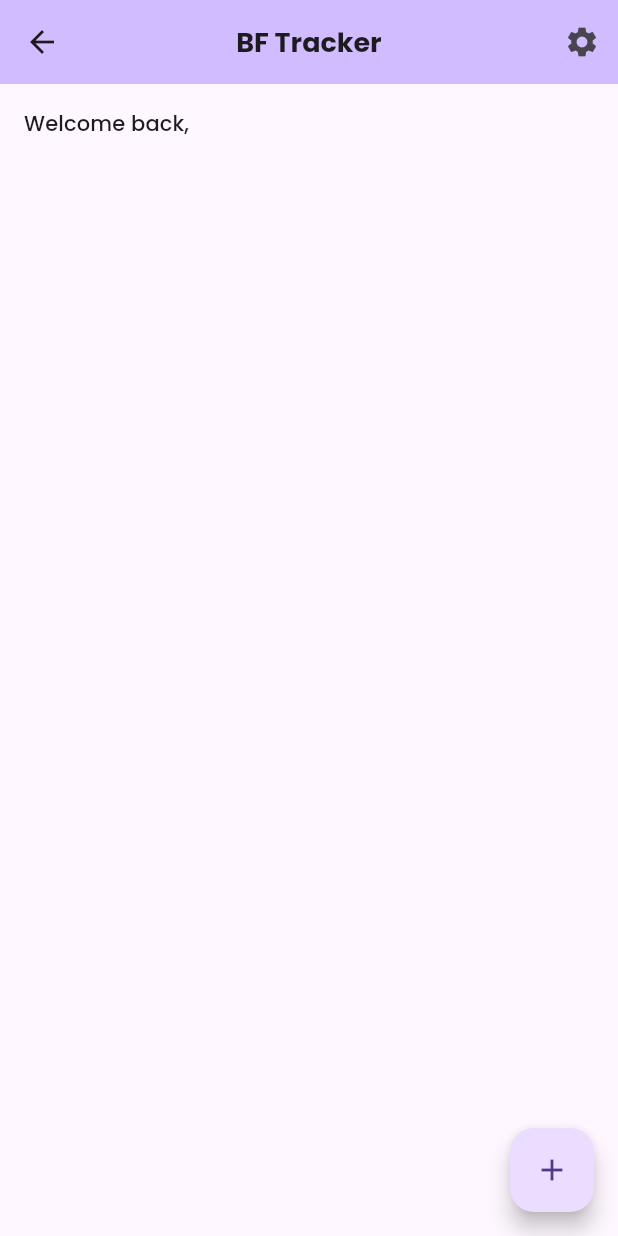
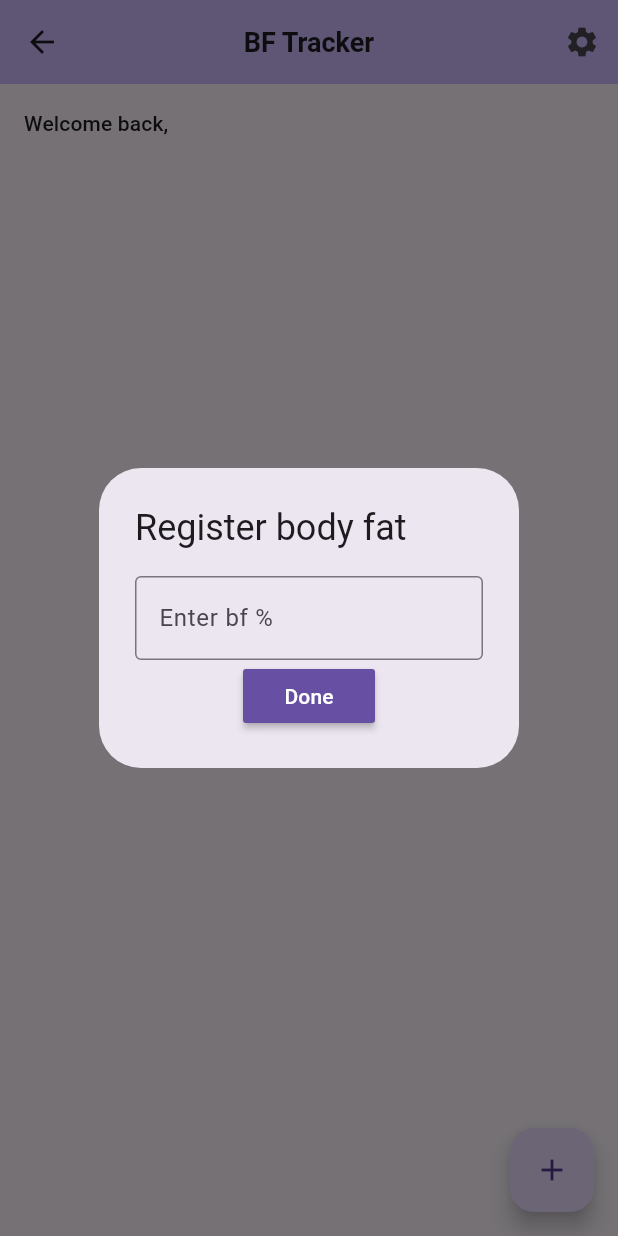
Before and after one commit to viniciusAbrantes/bf_tracker, a Flutter app: the HomePage screen opened directly, after a tap on the "add" icon, on a phone screen of 412 x 824 dp. Run offline on Flutter 3.47's test engine with Material 3 defaults, Android fonts, the phone set to English and light mode, and no system bars; our stand-ins replace google_fonts, shared_preferences, sqflite; accounts and stored records are empty.

Commit message:
adding bf log database

```diff
--- a/lib/constants/strings.dart
+++ b/lib/constants/strings.dart
@@ -7,6 +7,12 @@ class Strings {
   static const String homePage = '/';
 
   //profile page
+  static const String welcomeBack = 'Welcome back, ';
+  static const String bfDialogTitle = 'Register body fat';
+  static const String bfLogHint = 'Enter bf %';
+  static const String bfDoneButton = 'Done';
+
+  //home page
   static const String name = 'Name';
   static const String age = 'Age';
   static const String height = 'Height';
--- a/lib/main.dart
+++ b/lib/main.dart
@@ -26,7 +26,7 @@ class MyApp extends StatelessWidget {
   Widget build(BuildContext context) {
     return MaterialApp(
       debugShowCheckedModeBanner: false,
-      theme: ThemeData(fontFamily: GoogleFonts.poppins().fontFamily),
+      //theme: ThemeData(fontFamily: GoogleFonts.poppins().fontFamily),
       initialRoute: initialRoute,
       routes: {
         Strings.homePage: (context) => const HomePage(),
--- /dev/null
+++ b/lib/models/body_fat_log.dart
@@ -0,0 +1,9 @@
+class BodyFatLog {
+  final int id;
+  final double fatPercentage;
+
+  BodyFatLog({
+    required this.id,
+    required this.fatPercentage,
+  });
+}
--- a/lib/pages/home.dart
+++ b/lib/pages/home.dart
@@ -2,6 +2,8 @@ import 'package:flutter/material.dart';
 import 'package:shared_preferences/shared_preferences.dart';
 
 import '../constants/strings.dart';
+import '../models/body_fat_log.dart';
+import '../services/database_service.dart';
 
 class HomePage extends StatefulWidget {
   const HomePage({super.key});
@@ -12,6 +14,8 @@ class HomePage extends StatefulWidget {
 
 class _HomePageState extends State<HomePage> {
   String _profileName = '';
+  final DatabaseService _databaseService = DatabaseService.instance;
+  String? _fatPercentage;
 
   @override
   void initState() {
@@ -45,23 +49,94 @@ class _HomePageState extends State<HomePage> {
       body: Container(
         padding: const EdgeInsets.all(16),
         child: Column(
+          crossAxisAlignment: CrossAxisAlignment.start,
           children: <Widget>[
-            Text('Welcome back, $_profileName',
-                style: Theme.of(context).textTheme.labelLarge),
+            Text(
+              Strings.welcomeBack + _profileName,
+              style: Theme.of(context).textTheme.labelLarge,
+            ),
+            const SizedBox(height: 16),
+            Expanded(child: _bfList()),
           ],
         ),
       ),
-      floatingActionButton: FloatingActionButton(
-        onPressed: () {},
-        tooltip: 'Increment',
-        child: const Icon(Icons.add),
+      floatingActionButton: _addBfButton(),
+    );
+  }
+
+  Widget _addBfButton() {
+    return FloatingActionButton(
+      onPressed: () {
+        showDialog(
+          context: context,
+          builder: (_) => AlertDialog(
+            title: const Text(Strings.bfDialogTitle),
+            content: Column(
+              mainAxisSize: MainAxisSize.min,
+              children: [
+                TextField(
+                  keyboardType: TextInputType.number,
+                  onChanged: (value) {
+                    setState(() {
+                      _fatPercentage = value;
+                    });
+                  },
+                  decoration: const InputDecoration(
+                    border: OutlineInputBorder(),
+                    hintText: Strings.bfLogHint,
+                  ),
+                ),
+                MaterialButton(
+                  color: Theme.of(context).colorScheme.primary,
+                  onPressed: () {
+                    if (_fatPercentage == null || _fatPercentage == "") return;
+                    _databaseService.addLog(double.parse(_fatPercentage!));
+                    setState(() {
+                      _fatPercentage = null;
+                    });
+                    Navigator.pop(context);
+                  },
+                  child: const Text(
+                    Strings.bfDoneButton,
+                    style: TextStyle(
+                      color: Colors.white,
+                    ),
+                  ),
+                ),
+              ],
+            ),
+          ),
+        );
+      },
+      child: const Icon(
+        Icons.add,
       ),
+    );
+  }
+
+  Widget _bfList() {
+    return FutureBuilder(
+      future: _databaseService.getLogs(),
+      builder: (context, snapshot) {
+        return ListView.builder(
+          itemCount: snapshot.data?.length ?? 0,
+          itemBuilder: (context, index) {
+            BodyFatLog log = snapshot.data![index];
+            return ListTile(
+              onLongPress: () {
+                _databaseService.deleteLog(log.id);
+                setState(() {});
+              },
+              title: Text(log.fatPercentage.toString()),
+            );
+          },
+        );
+      },
     );
   }
 
   Future<String> loadProfileName() async {
     final prefs = await SharedPreferences.getInstance();
-    return prefs.getString(Strings.profileNameKey)
-        ?.split(' ').first ?? '';
+    return prefs.getString(Strings.profileNameKey)?.split(' ').first ?? '';
   }
 }
--- /dev/null
+++ b/lib/services/database_service.dart
@@ -0,0 +1,69 @@
+import 'package:path/path.dart';
+import 'package:sqflite/sqflite.dart';
+
+import '../models/body_fat_log.dart';
+
+class DatabaseService {
+  static Database? _db;
+  static final DatabaseService instance = DatabaseService._constructor();
+
+  final String _tableName = "bf_log";
+  final String _idColName = "id";
+  final String _fatPercentageColName = "fat_percentage";
+
+  DatabaseService._constructor();
+
+  Future<Database> get database async {
+    if (_db != null) return _db!;
+    _db = await getDatabase();
+    return _db!;
+  }
+
+  Future<Database> getDatabase() async {
+    final databaseDirPath = await getDatabasesPath();
+    final databasePath = join(databaseDirPath, "bf_log_db3.db");
+    final database = await openDatabase(
+      databasePath,
+      version: 1,
+      onCreate: (db, version) {
+        db.execute('''
+        CREATE TABLE $_tableName (
+          $_idColName INTEGER PRIMARY KEY,
+          $_fatPercentageColName REAL NOT NULL
+        )
+        ''');
+      },
+    );
+    return database;
+  }
+
+  void addLog(double fatPercentage) async {
+    final db = await database;
+    await db.insert(_tableName, {_fatPercentageColName: fatPercentage});
+  }
+
+  Future<List<BodyFatLog>> getLogs() async {
+    final db = await database;
+    final data = await db.query(_tableName);
+    List<BodyFatLog> logs = data
+        .map(
+          (e) => BodyFatLog(
+            id: e[_idColName] as int,
+            fatPercentage: e[_fatPercentageColName] as double,
+          ),
+        )
+        .toList();
+    return logs;
+  }
+
+  void deleteLog(int id) async {
+    final db = await database;
+    await db.delete(
+      _tableName,
+      where: 'id = ?',
+      whereArgs: [
+        id,
+      ],
+    );
+  }
+}
--- a/pubspec.yaml
+++ b/pubspec.yaml
@@ -37,6 +37,8 @@ dependencies:
   cupertino_icons: ^1.0.8
   shared_preferences: ^2.3.2
   google_fonts: ^6.2.1
+  sqflite: ^2.3.3+1
+  path: ^1.9.0
 
 dev_dependencies:
   flutter_test:
```
Also changed, not shown: lib/widgets/body_fat_list.dart (added, +32 -0 lines), pubspec.lock.
